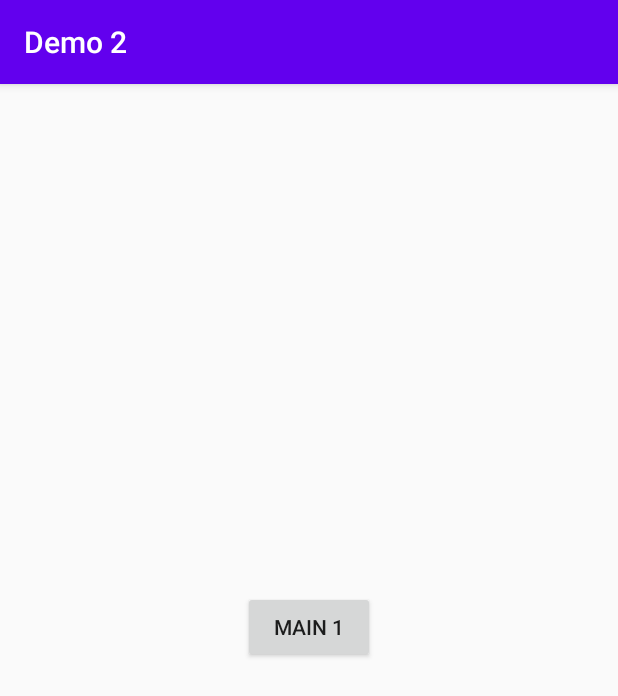
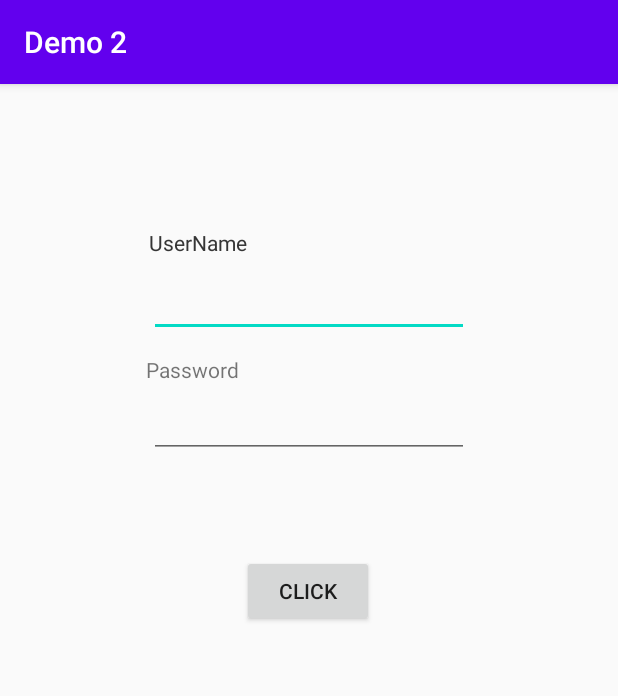
Before and after one commit to Mihir06121/Demo2, an Android app: the screen it shows after launch (MainActivity), on a phone screen of 412 x 824 dp. Shown: the top 696 px of the screen. Run offline under Robolectric (Android 15) with nearby library versions, the phone set to English and light mode, and no system bars.

Commit message:
Log in functionality added

```diff
--- a/app/src/main/java/com/example/demo2/Main2Activity.java
+++ b/app/src/main/java/com/example/demo2/Main2Activity.java
@@ -4,6 +4,7 @@ import android.os.Bundle;
 import android.view.View;
 import android.widget.Button;
 import android.content.Intent;
+//import com.example.demo2.MainActivity;
 
 import androidx.appcompat.app.AppCompatActivity;
 
@@ -16,10 +17,7 @@ public class Main2Activity extends AppCompatActivity {
     protected void onCreate(Bundle savedInstanceState) {
         super.onCreate(savedInstanceState);
         setContentView(R.layout.activity_main2);
-
         Intent in = getIntent();
-       // Bundle b = in.getExtras();
-        //button_two.setText("Main 2");
         button_two = (Button) findViewById (R.id.button_two);
         button_two.setOnClickListener(new View.OnClickListener() {
             @Override
@@ -28,5 +26,6 @@ public class Main2Activity extends AppCompatActivity {
             }
         });
 
+
     }
 }
--- a/app/src/main/java/com/example/demo2/MainActivity.java
+++ b/app/src/main/java/com/example/demo2/MainActivity.java
@@ -1,29 +1,107 @@
 package com.example.demo2;
 
+import android.content.Intent;
 import android.os.Bundle;
+import android.util.Log;
 import android.view.View;
 import android.widget.Button;
-import android.content.Intent;
+import android.widget.EditText;
+import android.widget.Toast;
 
+import androidx.annotation.NonNull;
 import androidx.appcompat.app.AppCompatActivity;
 
 public class MainActivity extends AppCompatActivity {
 
-    private Button button;
+    private static final String TAG="MainActivity";
+    private EditText editText;
+    private EditText editTextpassword;
+    private final String TEXT_CONTENTS = "TextContent";
+
 
     @Override
     protected void onCreate(Bundle savedInstanceState) {
         super.onCreate(savedInstanceState);
         setContentView(R.layout.activity_main);
-        button = (Button) findViewById (R.id.button);
-        //button.setText("Main 1");
+        Button button = (Button) findViewById(R.id.button);
+        editText = (EditText) findViewById(R.id.editText);
+        editTextpassword = (EditText) findViewById(R.id.editTextpassword);
+
+        //String username = editText.getText().toString();
+        //String password = editTextpassword.getText().toString();
+
+        final String name = "Mihir";
+        final String pass = "1234";
         button.setOnClickListener(new View.OnClickListener() {
             @Override
             public void onClick(View v) {
-                Intent intent = new Intent (MainActivity.this, Main2Activity.class);
-                startActivity(intent);
+                if( (editText.getText().toString().equals(name)) &&
+                        (editTextpassword.getText().toString().equals(pass)))
+                {
+                    Intent intent = new Intent (MainActivity.this, Main2Activity.class);
+                    startActivity(intent);
+                    Toast.makeText(MainActivity.this, "Welcome Mihir", Toast.LENGTH_SHORT).show();
+                    Log.d(TAG, "Correct ");
+                }
+                else
+                {
+                    Toast.makeText(MainActivity.this, "Invalid Username or Password", Toast.LENGTH_SHORT).show();
+                    //editText.append("Not same");
+                    Log.d(TAG, "Incorrect ");
+                }
             }
         });
+    }
 
+    @Override
+    protected void onStart() {
+        Log.d(TAG, "onStart: in");
+        super.onStart();
+        Log.d(TAG, "onStart: out");
+    }
+
+    @Override
+    protected void onRestoreInstanceState(@NonNull Bundle savedInstanceState) {
+        Log.d(TAG, "onRestoreInstanceState: in");
+        super.onRestoreInstanceState(savedInstanceState);
+        String saveString = savedInstanceState.getString(TEXT_CONTENTS);
+        editText.setText(saveString);
+        Log.d(TAG, "onRestoreInstanceState: out");
+    }
+
+    @Override
+    protected void onRestart() {
+        Log.d(TAG, "onRestart: in");
+        super.onRestart();
+        Log.d(TAG, "onRestart: out");
+    }
+
+    @Override
+    protected void onSaveInstanceState(Bundle outState) {
+        Log.d(TAG, "onSaveInstanceState: in");
+        outState.putString(TEXT_CONTENTS, editText.getText().toString());
+        super.onSaveInstanceState(outState);
+        Log.d(TAG, "onSaveInstanceState: out");
+    }
+
+    @Override
+    protected void onPause() {
+        Log.d(TAG, "onPause: in");
+        super.onPause();
+        Log.d(TAG, "onPause: out");
+    }
+
+    @Override
+    protected void onResume() {
+        Log.d(TAG, "onResume: in");
+        super.onResume();
+        Log.d(TAG, "onResume: out");
+    }
+
+    @Override
+    public void onStop() {
+        Log.d(TAG, "onStop: in");
+        super.onStop();
+        Log.d(TAG, "onStop: out");
     }
 }
--- a/app/src/main/res/layout/activity_main.xml
+++ b/app/src/main/res/layout/activity_main.xml
@@ -6,14 +6,71 @@
     android:layout_height="match_parent"
     tools:context=".MainActivity">
 
+    <TextView
+        android:id="@+id/textView2"
+        android:layout_width="wrap_content"
+        android:layout_height="wrap_content"
+        android:layout_marginTop="96dp"
+        android:text="UserName"
+        app:layout_constraintEnd_toEndOf="parent"
+        app:layout_constraintHorizontal_bias="0.287"
+        app:layout_constraintStart_toStartOf="parent"
+        app:layout_constraintTop_toTopOf="parent" />
+
     <Button
         android:id="@+id/button"
         android:layout_width="wrap_content"
         android:layout_height="wrap_content"
-        android:text="Main 1"
+        android:text="click"
         app:layout_constraintBottom_toBottomOf="parent"
         app:layout_constraintEnd_toEndOf="parent"
+        app:layout_constraintHorizontal_bias="0.498"
         app:layout_constraintStart_toStartOf="parent"
-        app:layout_constraintTop_toTopOf="parent"
-        app:layout_constraintVertical_bias="0.469" />
+        app:layout_constraintTop_toBottomOf="@+id/editTextpassword"
+        app:layout_constraintVertical_bias="0.138" />
+
+    <EditText
+        android:id="@+id/editText"
+        android:layout_width="wrap_content"
+        android:layout_height="wrap_content"
+        android:layout_marginTop="8dp"
+        android:ems="10"
+        android:inputType="textPersonName"
+        app:layout_constraintEnd_toEndOf="parent"
+        app:layout_constraintStart_toStartOf="parent"
+        app:layout_constraintTop_toBottomOf="@+id/textView" />
+
+    <EditText
+        android:id="@+id/editTextpassword"
+        android:layout_width="wrap_content"
+        android:layout_height="wrap_content"
+        android:layout_marginTop="4dp"
+        android:ems="10"
+        android:inputType="textPassword"
+        app:layout_constraintEnd_toEndOf="parent"
+        app:layout_constraintStart_toStartOf="parent"
+        app:layout_constraintTop_toBottomOf="@+id/textView3" />
+
+    <TextView
+        android:id="@+id/textView"
+        android:layout_width="wrap_content"
+        android:layout_height="wrap_content"
+        android:layout_marginTop="96dp"
+        android:text="UserName"
+        app:layout_constraintEnd_toEndOf="parent"
+        app:layout_constraintHorizontal_bias="0.287"
+        app:layout_constraintStart_toStartOf="parent"
+        app:layout_constraintTop_toTopOf="parent" />
+
+    <TextView
+        android:id="@+id/textView3"
+        android:layout_width="wrap_content"
+        android:layout_height="wrap_content"
+        android:layout_marginTop="12dp"
+        android:text="Password
+"
+        app:layout_constraintEnd_toEndOf="parent"
+        app:layout_constraintHorizontal_bias="0.281"
+        app:layout_constraintStart_toStartOf="parent"
+        app:layout_constraintTop_toBottomOf="@+id/editText" />
 </androidx.constraintlayout.widget.ConstraintLayout>
```
